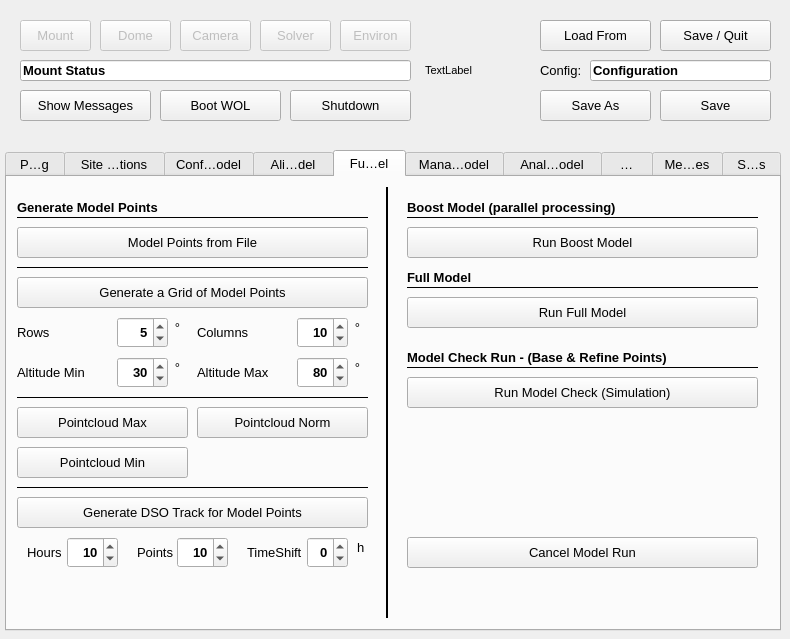
Above: mountwizzard/gui/wizzard_main_ui.ui from sayitfast/MountWizzard3 before the change. Below: the same form after it.
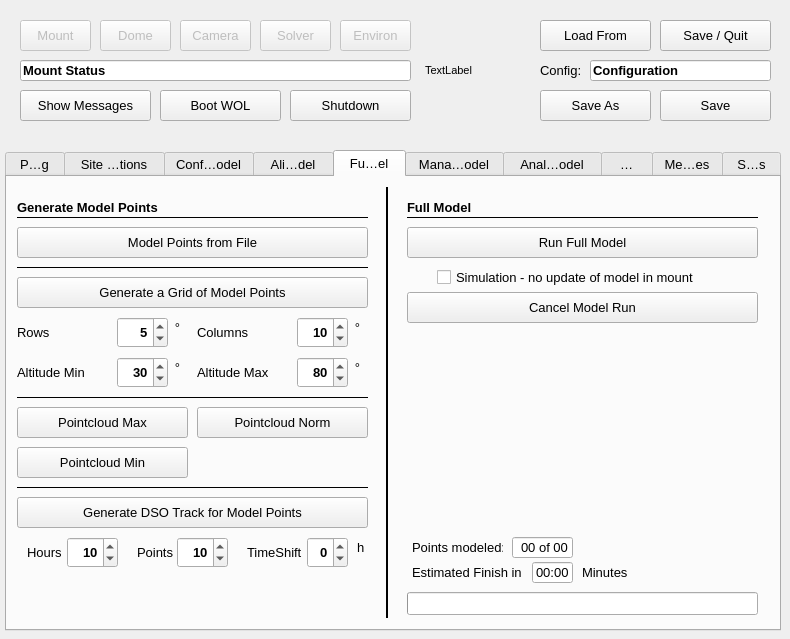
That is the form after the change. The open tabs and pages were chosen to show the change. Custom widgets are drawn as their Qt base class.

Commit message: refactoring matplotlib integration into widget base class

```diff
--- a/mountwizzard/gui/wizzard_main_ui.ui
+++ b/mountwizzard/gui/wizzard_main_ui.ui
@@ -6402,7 +6402,7 @@
      <property name="geometry">
       <rect>
        <x>400</x>
-       <y>120</y>
+       <y>50</y>
        <width>351</width>
        <height>31</height>
       </rect>
@@ -6450,7 +6450,7 @@
      <property name="geometry">
       <rect>
        <x>400</x>
-       <y>360</y>
+       <y>115</y>
        <width>351</width>
        <height>31</height>
       </rect>
@@ -6465,58 +6465,6 @@
       <string>Cancel Model Run</string>
      </property>
     </widget>
-    <widget class="QPushButton" name="btn_runCheckModel">
-     <property name="geometry">
-      <rect>
-       <x>400</x>
-       <y>200</y>
-       <width>351</width>
-       <height>31</height>
-      </rect>
-     </property>
-     <property name="toolTip">
-      <string>&lt;html&gt;&lt;head/&gt;&lt;body&gt;&lt;p&gt;Runs a analyse cycle without updating the mount model&lt;/p&gt;&lt;/body&gt;&lt;/html&gt;</string>
-     </property>
-     <property name="text">
-      <string>Run Model Check (Simulation)</string>
-     </property>
-    </widget>
-    <widget class="QLabel" name="label_98">
-     <property name="geometry">
-      <rect>
-       <x>400</x>
-       <y>170</y>
-       <width>351</width>
-       <height>21</height>
-      </rect>
-     </property>
-     <property name="font">
-      <font>
-       <pointsize>10</pointsize>
-       <weight>75</weight>
-       <bold>true</bold>
-      </font>
-     </property>
-     <property name="text">
-      <string>Model Check Run - (Base &amp; Refine Points)</string>
-     </property>
-    </widget>
-    <widget class="Line" name="line_32">
-     <property name="geometry">
-      <rect>
-       <x>400</x>
-       <y>190</y>
-       <width>351</width>
-       <height>1</height>
-      </rect>
-     </property>
-     <property name="frameShadow">
-      <enum>QFrame::Plain</enum>
-     </property>
-     <property name="orientation">
-      <enum>Qt::Horizontal</enum>
-     </property>
-    </widget>
     <widget class="Line" name="line_28">
      <property name="geometry">
       <rect>
@@ -6867,58 +6815,6 @@
       <string>Altitude Min</string>
      </property>
     </widget>
-    <widget class="QPushButton" name="btn_runBoostModel">
-     <property name="geometry">
-      <rect>
-       <x>400</x>
-       <y>50</y>
-       <width>351</width>
-       <height>31</height>
-      </rect>
-     </property>
-     <property name="toolTip">
-      <string>Run refinment model</string>
-     </property>
-     <property name="text">
-      <string>Run Boost Model</string>
-     </property>
-    </widget>
-    <widget class="Line" name="line_36">
-     <property name="geometry">
-      <rect>
-       <x>400</x>
-       <y>40</y>
-       <width>351</width>
-       <height>1</height>
-      </rect>
-     </property>
-     <property name="frameShadow">
-      <enum>QFrame::Plain</enum>
-     </property>
-     <property name="orientation">
-      <enum>Qt::Horizontal</enum>
-     </property>
-    </widget>
-    <widget class="QLabel" name="label_136">
-     <property name="geometry">
-      <rect>
-       <x>400</x>
-       <y>20</y>
-       <width>341</width>
-       <height>21</height>
-      </rect>
-     </property>
-     <property name="font">
-      <font>
-       <pointsize>10</pointsize>
-       <weight>75</weight>
-       <bold>true</bold>
-      </font>
-     </property>
-     <property name="text">
-      <string>Boost Model (parallel processing)</string>
-     </property>
-    </widget>
     <widget class="QLabel" name="label_137">
      <property name="geometry">
       <rect>
@@ -7053,7 +6949,7 @@
      <property name="geometry">
       <rect>
        <x>400</x>
-       <y>110</y>
+       <y>40</y>
        <width>351</width>
        <height>1</height>
       </rect>
@@ -7069,7 +6965,7 @@
      <property name="geometry">
       <rect>
        <x>400</x>
-       <y>90</y>
+       <y>20</y>
        <width>341</width>
        <height>21</height>
       </rect>
@@ -7085,6 +6981,196 @@
       <string>Full Model</string>
      </property>
     </widget>
+    <widget class="QProgressBar" name="bar_modelingStatusPercent">
+     <property name="geometry">
+      <rect>
+       <x>400</x>
+       <y>415</y>
+       <width>351</width>
+       <height>23</height>
+      </rect>
+     </property>
+     <property name="maximum">
+      <number>1000</number>
+     </property>
+     <property name="value">
+      <number>1</number>
+     </property>
+     <property name="textVisible">
+      <bool>false</bool>
+     </property>
+    </widget>
+    <widget class="QLineEdit" name="le_modelingStatus">
+     <property name="geometry">
+      <rect>
+       <x>505</x>
+       <y>360</y>
+       <width>61</width>
+       <height>21</height>
+      </rect>
+     </property>
+     <property name="font">
+      <font>
+       <family>MS Shell Dlg 2</family>
+       <pointsize>10</pointsize>
+       <weight>50</weight>
+       <bold>false</bold>
+      </font>
+     </property>
+     <property name="mouseTracking">
+      <bool>false</bool>
+     </property>
+     <property name="focusPolicy">
+      <enum>Qt::NoFocus</enum>
+     </property>
+     <property name="acceptDrops">
+      <bool>false</bool>
+     </property>
+     <property name="toolTip">
+      <string>&lt;html&gt;&lt;head/&gt;&lt;body&gt;&lt;p&gt;&lt;span style=&quot; font-size:10pt;&quot;&gt;Progress in modeling.&lt;/span&gt;&lt;/p&gt;&lt;/body&gt;&lt;/html&gt;</string>
+     </property>
+     <property name="layoutDirection">
+      <enum>Qt::RightToLeft</enum>
+     </property>
+     <property name="text">
+      <string>00 of 00</string>
+     </property>
+     <property name="alignment">
+      <set>Qt::AlignRight|Qt::AlignTrailing|Qt::AlignVCenter</set>
+     </property>
+     <property name="readOnly">
+      <bool>true</bool>
+     </property>
+    </widget>
+    <widget class="QLabel" name="label_28">
+     <property name="geometry">
+      <rect>
+       <x>405</x>
+       <y>360</y>
+       <width>91</width>
+       <height>21</height>
+      </rect>
+     </property>
+     <property name="font">
+      <font>
+       <family>MS Shell Dlg 2</family>
+       <pointsize>10</pointsize>
+       <weight>50</weight>
+       <bold>false</bold>
+      </font>
+     </property>
+     <property name="text">
+      <string>Points modeled:</string>
+     </property>
+    </widget>
+    <widget class="QLineEdit" name="le_modelingStatusTime">
+     <property name="geometry">
+      <rect>
+       <x>525</x>
+       <y>385</y>
+       <width>41</width>
+       <height>21</height>
+      </rect>
+     </property>
+     <property name="font">
+      <font>
+       <family>MS Shell Dlg 2</family>
+       <pointsize>10</pointsize>
+       <weight>50</weight>
+       <bold>false</bold>
+      </font>
+     </property>
+     <property name="mouseTracking">
+      <bool>false</bool>
+     </property>
+     <property name="focusPolicy">
+      <enum>Qt::NoFocus</enum>
+     </property>
+     <property name="acceptDrops">
+      <bool>false</bool>
+     </property>
+     <property name="toolTip">
+      <string>&lt;html&gt;&lt;head/&gt;&lt;body&gt;&lt;p&gt;&lt;span style=&quot; font-size:10pt;&quot;&gt;Progress in modeling.&lt;/span&gt;&lt;/p&gt;&lt;/body&gt;&lt;/html&gt;</string>
+     </property>
+     <property name="layoutDirection">
+      <enum>Qt::RightToLeft</enum>
+     </property>
+     <property name="text">
+      <string>00:00</string>
+     </property>
+     <property name="alignment">
+      <set>Qt::AlignRight|Qt::AlignTrailing|Qt::AlignVCenter</set>
+     </property>
+     <property name="readOnly">
+      <bool>true</bool>
+     </property>
+    </widget>
+    <widget class="QLabel" name="label_29">
+     <property name="geometry">
+      <rect>
+       <x>575</x>
+       <y>385</y>
+       <width>51</width>
+       <height>21</height>
+      </rect>
+     </property>
+     <property name="font">
+      <font>
+       <family>MS Shell Dlg 2</family>
+       <pointsize>10</pointsize>
+       <weight>50</weight>
+       <bold>false</bold>
+      </font>
+     </property>
+     <property name="text">
+      <string>Minutes</string>
+     </property>
+    </widget>
+    <widget class="QLabel" name="label_35">
+     <property name="geometry">
+      <rect>
+       <x>405</x>
+       <y>385</y>
+       <width>111</width>
+       <height>21</height>
+      </rect>
+     </property>
+     <property name="font">
+      <font>
+       <family>MS Shell Dlg 2</family>
+       <pointsize>10</pointsize>
+       <weight>50</weight>
+       <bold>false</bold>
+      </font>
+     </property>
+     <property name="text">
+      <string>Estimated Finish in </string>
+     </property>
+    </widget>
+    <widget class="QCheckBox" name="checkNoUpdateModel">
+     <property name="geometry">
+      <rect>
+       <x>430</x>
+       <y>90</y>
+       <width>261</width>
+       <height>20</height>
+      </rect>
+     </property>
+     <property name="font">
+      <font>
+       <pointsize>10</pointsize>
+      </font>
+     </property>
+     <property name="toolTip">
+      <string>If checked, a blind solve would be made (needs internet connection)</string>
+     </property>
+     <property name="text">
+      <string>Simulation - no update of model in mount</string>
+     </property>
+     <property name="checked">
+      <bool>false</bool>
+     </property>
+    </widget>
     <zorder>line_42</zorder>
     <zorder>line_28</zorder>
     <zorder>line_34</zorder>
```
Left out of the diff: 17 changed lines with no effect on the pictures. The commit also changes 9 other files.
